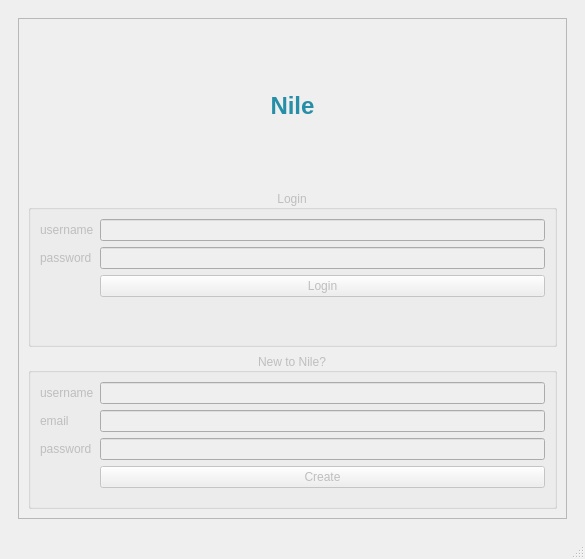
The window that mainwindow.ui (roblescristian4722/nile) describes before a commit, drawn with Qt 5.
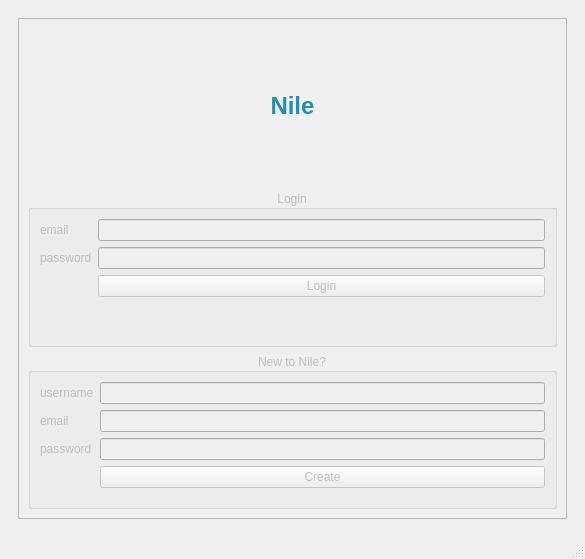
The same window after the commit.

Commit message: 'Cargar Base de Datos' implementada y cambio de username por email

What changed in the file:
```diff
--- a/mainwindow.ui
+++ b/mainwindow.ui
@@ -58,7 +58,7 @@
               <item row="0" column="0">
                <widget class="QLabel" name="usernameL">
                 <property name="text">
-                 <string>username</string>
+                 <string>email</string>
                 </property>
                </widget>
               </item>
```
Left out of the diff: 8 changed lines with no effect on the pictures. The commit also changes 3 other files.
